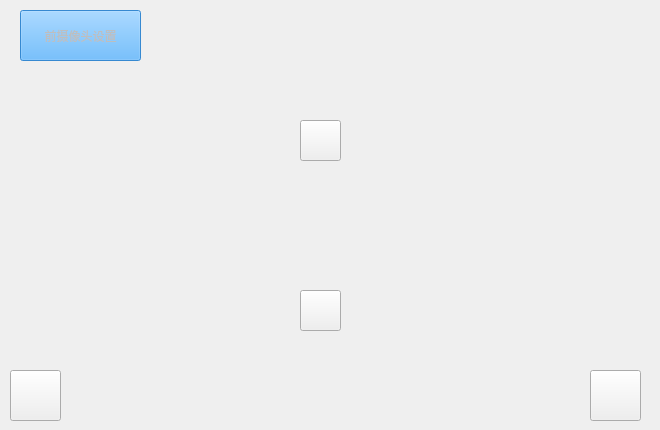
Above: front_camera_setting.ui from jjzhang166/DvrUI before the change. Below: the same form after it.
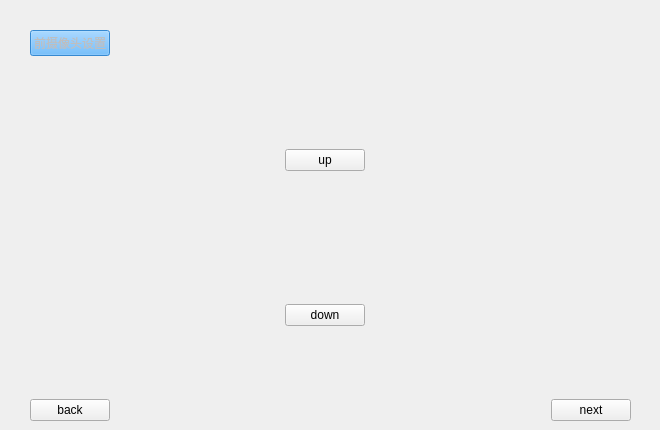
That is the form after the change. Icons and pictures are not drawn.

Commit message: layout布局

What changed in the file:
```diff
--- a/front_camera_setting.ui
+++ b/front_camera_setting.ui
@@ -13,80 +13,195 @@
   <property name="windowTitle">
    <string>Dialog</string>
   </property>
-  <widget class="QPushButton" name="pushButton">
-   <property name="enabled">
-    <bool>false</bool>
-   </property>
+  <widget class="QWidget" name="">
    <property name="geometry">
     <rect>
-     <x>20</x>
-     <y>10</y>
-     <width>121</width>
-     <height>51</height>
+     <x>30</x>
+     <y>30</y>
+     <width>601</width>
+     <height>391</height>
     </rect>
    </property>
-   <property name="styleSheet">
-    <string notr="true">background-color:
+   <layout class="QGridLayout" name="gridLayout">
+    <item row="0" column="0">
+     <layout class="QHBoxLayout" name="horizontalLayout">
+      <item>
+       <widget class="QPushButton" name="pushButton">
+        <property name="enabled">
+         <bool>false</bool>
+        </property>
+        <property name="styleSheet">
+         <string notr="true">background-color:
 rgb(66, 167, 255)</string>
-   </property>
-   <property name="text">
-    <string>前摄像头设置</string>
-   </property>
-  </widget>
-  <widget class="QPushButton" name="returnButton">
-   <property name="geometry">
-    <rect>
-     <x>10</x>
-     <y>370</y>
-     <width>51</width>
-     <height>51</height>
-    </rect>
-   </property>
-   <property name="styleSheet">
-    <string notr="true">background-image:url(:/image/image/return.png)</string>
-   </property>
-   <property name="text">
-    <string/>
-   </property>
-  </widget>
-  <widget class="QPushButton" name="sureButton">
-   <property name="geometry">
-    <rect>
-     <x>590</x>
-     <y>370</y>
-     <width>51</width>
-     <height>51</height>
-    </rect>
-   </property>
-   <property name="text">
-    <string/>
-   </property>
-  </widget>
-  <widget class="QPushButton" name="upperButton">
-   <property name="geometry">
-    <rect>
-     <x>300</x>
-     <y>120</y>
-     <width>41</width>
-     <height>41</height>
-    </rect>
-   </property>
-   <property name="text">
-    <string/>
-   </property>
-  </widget>
-  <widget class="QPushButton" name="downButton">
-   <property name="geometry">
-    <rect>
-     <x>300</x>
-     <y>290</y>
-     <width>41</width>
-     <height>41</height>
-    </rect>
-   </property>
-   <property name="text">
-    <string/>
-   </property>
+        </property>
+        <property name="text">
+         <string>前摄像头设置</string>
+        </property>
+       </widget>
+      </item>
+      <item>
+       <spacer name="horizontalSpacer">
+        <property name="orientation">
+         <enum>Qt::Horizontal</enum>
+        </property>
+        <property name="sizeHint" stdset="0">
+         <size>
+          <width>508</width>
+          <height>20</height>
+         </size>
+        </property>
+       </spacer>
+      </item>
+     </layout>
+    </item>
+    <item row="1" column="0">
+     <spacer name="verticalSpacer_2">
+      <property name="orientation">
+       <enum>Qt::Vertical</enum>
+      </property>
+      <property name="sizeHint" stdset="0">
+       <size>
+        <width>20</width>
+        <height>88</height>
+       </size>
+      </property>
+     </spacer>
+    </item>
+    <item row="2" column="0">
+     <layout class="QHBoxLayout" name="horizontalLayout_2">
+      <item>
+       <spacer name="horizontalSpacer_3">
+        <property name="orientation">
+         <enum>Qt::Horizontal</enum>
+        </property>
+        <property name="sizeHint" stdset="0">
+         <size>
+          <width>298</width>
+          <height>20</height>
+         </size>
+        </property>
+       </spacer>
+      </item>
+      <item>
+       <widget class="QPushButton" name="upperButton">
+        <property name="text">
+         <string>up</string>
+        </property>
+       </widget>
+      </item>
+      <item>
+       <spacer name="horizontalSpacer_4">
+        <property name="orientation">
+         <enum>Qt::Horizontal</enum>
+        </property>
+        <property name="sizeHint" stdset="0">
+         <size>
+          <width>308</width>
+          <height>20</height>
+         </size>
+        </property>
+       </spacer>
+      </item>
+     </layout>
+    </item>
+    <item row="3" column="0">
+     <spacer name="verticalSpacer">
+      <property name="orientation">
+       <enum>Qt::Vertical</enum>
+      </property>
+      <property name="sizeHint" stdset="0">
+       <size>
+        <width>20</width>
+        <height>128</height>
+       </size>
+      </property>
+     </spacer>
+    </item>
+    <item row="4" column="0">
+     <layout class="QHBoxLayout" name="horizontalLayout_3">
+      <item>
+       <spacer name="horizontalSpacer_5">
+        <property name="orientation">
+         <enum>Qt::Horizontal</enum>
+        </property>
+        <property name="sizeHint" stdset="0">
+         <size>
+          <width>298</width>
+          <height>20</height>
+         </size>
+        </property>
+       </spacer>
+      </item>
+      <item>
+       <widget class="QPushButton" name="downButton">
+        <property name="text">
+         <string>down</string>
+        </property>
+       </widget>
+      </item>
+      <item>
+       <spacer name="horizontalSpacer_6">
+        <property name="orientation">
+         <enum>Qt::Horizontal</enum>
+        </property>
+        <property name="sizeHint" stdset="0">
+         <size>
+          <width>308</width>
+          <height>20</height>
+         </size>
+        </property>
+       </spacer>
+      </item>
+     </layout>
+    </item>
+    <item row="5" column="0">
+     <spacer name="verticalSpacer_3">
+      <property name="orientation">
+       <enum>Qt::Vertical</enum>
+      </property>
+      <property name="sizeHint" stdset="0">
+       <size>
+        <width>20</width>
+        <height>68</height>
+       </size>
+      </property>
+     </spacer>
+    </item>
+    <item row="6" column="0">
+     <layout class="QHBoxLayout" name="horizontalLayout_4">
+      <item>
+       <widget class="QPushButton" name="returnButton">
+        <property name="styleSheet">
+         <string notr="true">background-image:url(:/image/image/return.png)</string>
+        </property>
+        <property name="text">
+         <string>back</string>
+        </property>
+       </widget>
+      </item>
+      <item>
+       <spacer name="horizontalSpacer_2">
+        <property name="orientation">
+         <enum>Qt::Horizontal</enum>
+        </property>
+        <property name="sizeHint" stdset="0">
+         <size>
+          <width>528</width>
+          <height>20</height>
+         </size>
+        </property>
+       </spacer>
+      </item>
+      <item>
+       <widget class="QPushButton" name="sureButton">
+        <property name="text">
+         <string>next</string>
+        </property>
+       </widget>
+      </item>
+     </layout>
+    </item>
+   </layout>
   </widget>
  </widget>
  <resources/>
```
The commit also changes 18 other files.
